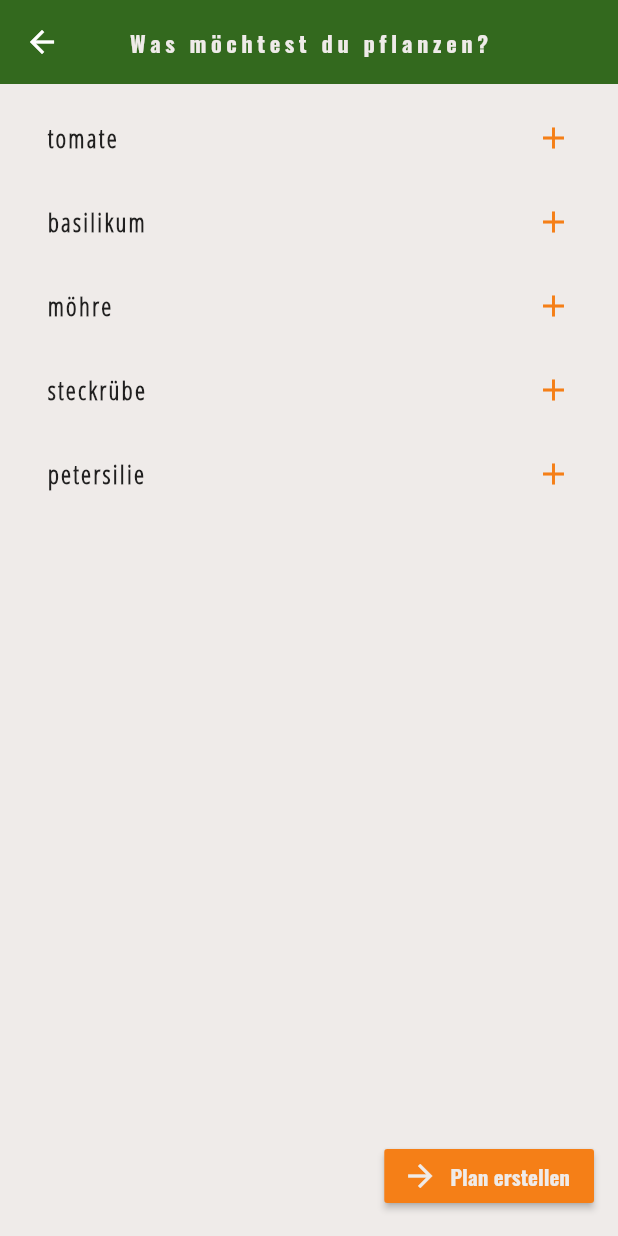
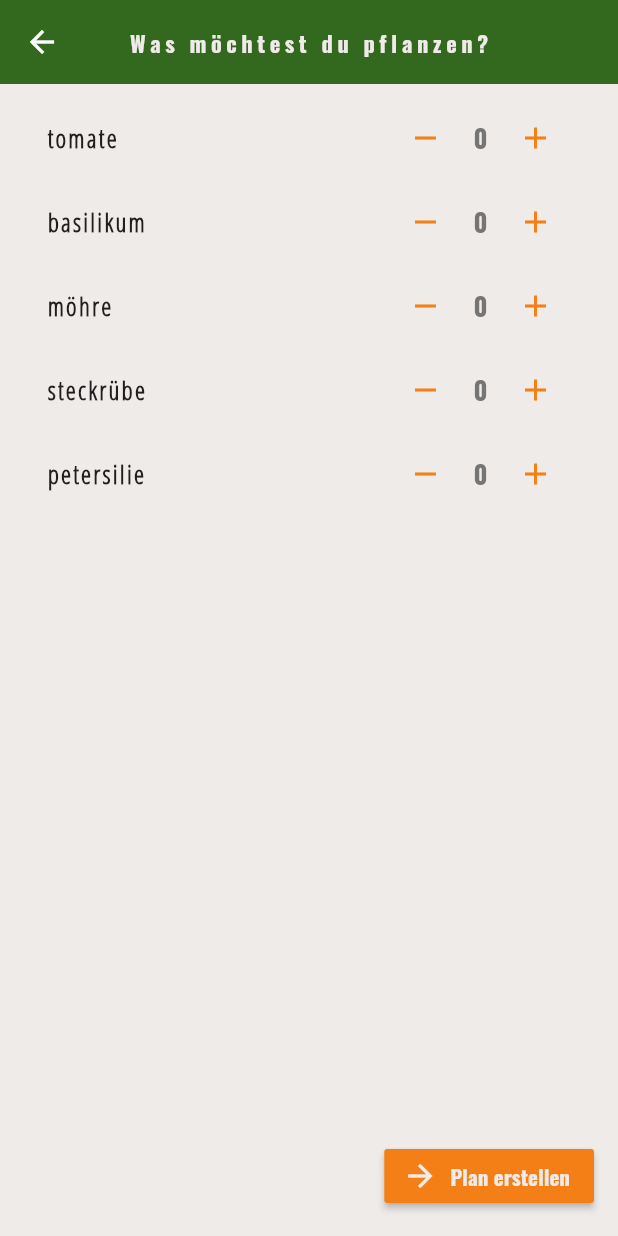
Before and after one commit to theresa0815/Mischkulturen_Planer, a Flutter app: the ChoosePlants screen opened by its route, on a phone screen of 412 x 824 dp. Run offline on Flutter 3.47's test engine with Material 2 defaults, Android fonts, the phone set to English and light mode, and no system bars.

Commit message:
counter in ListTile(choose_plants); corrected mistake in createPlan sorting method; output of sorted list in ListTile(patch)

```diff
--- a/lib/pages/choose_plants.dart
+++ b/lib/pages/choose_plants.dart
@@ -24,9 +24,20 @@ class _ChoosePlantsState extends State<ChoosePlants> {
     print(planted);});
     return planted;}
 
-  //void counter(String item) {setState(() {
-  //  planted.
-  //});}
+    //Counter zählt einfach wie oft das element in plan ist
+  int Counter(String plant){
+    int count = 0;
+    for (var i = 0; i < planted.length; i ++){
+      if (planted[i] == plant){
+        count = count + 1;
+      }
+    }
+    return count;
+  }
+
+
+    //TODO: have a look at flutter starter App
+
 
   @override
   Widget build(BuildContext context) {
@@ -58,10 +69,36 @@ class _ChoosePlantsState extends State<ChoosePlants> {
                 ),
               ),
               //subtitle: Text(counter(vegetable[index])),
-              trailing: Icon(Icons.add,
-              color: Colors.yellow[900],
-              ),
-              onTap: () => addPlant(vegetable[index])
+              trailing: Row(
+                mainAxisSize: MainAxisSize.min,
+                children: <Widget>[
+                  IconButton(
+                    icon: Icon(Icons.remove,
+                    color: Colors.yellow[900],),
+                    onPressed: () {
+                    setState(() {
+                      removePlant(vegetable[index]);
+                    },);}
+                    ),
+                  Padding(
+                    padding: const EdgeInsets.fromLTRB(8,0,8,0),
+                    child: Text((Counter(vegetable[index]).toString()),
+                    style: TextStyle(
+                      fontSize: 17,
+                      fontFamily: 'Oswald',
+                      color: Colors.grey[600],
+                    ),),
+                  ),
+
+                  IconButton(
+                      icon: Icon(Icons.add,
+                        color: Colors.yellow[900],),
+                      onPressed: () {
+                        setState(() {
+                          addPlant(vegetable[index]);
+                        },);}
+                  ),
+                ],)
             );
           }
           //TODO: erster Buchstabe groß
@@ -72,7 +109,7 @@ class _ChoosePlantsState extends State<ChoosePlants> {
         onPressed: () {
           Navigator.push(context, MaterialPageRoute(
             builder: (context) => Patch(
-            this.planted,
+            createPlan(this.planted),
             )));
         },
         color: Colors.yellow[900],
```
Also changed, not shown: lib/pages/create_plan.dart (+14 -8 lines), lib/pages/patch.dart (+29 -72 lines).
